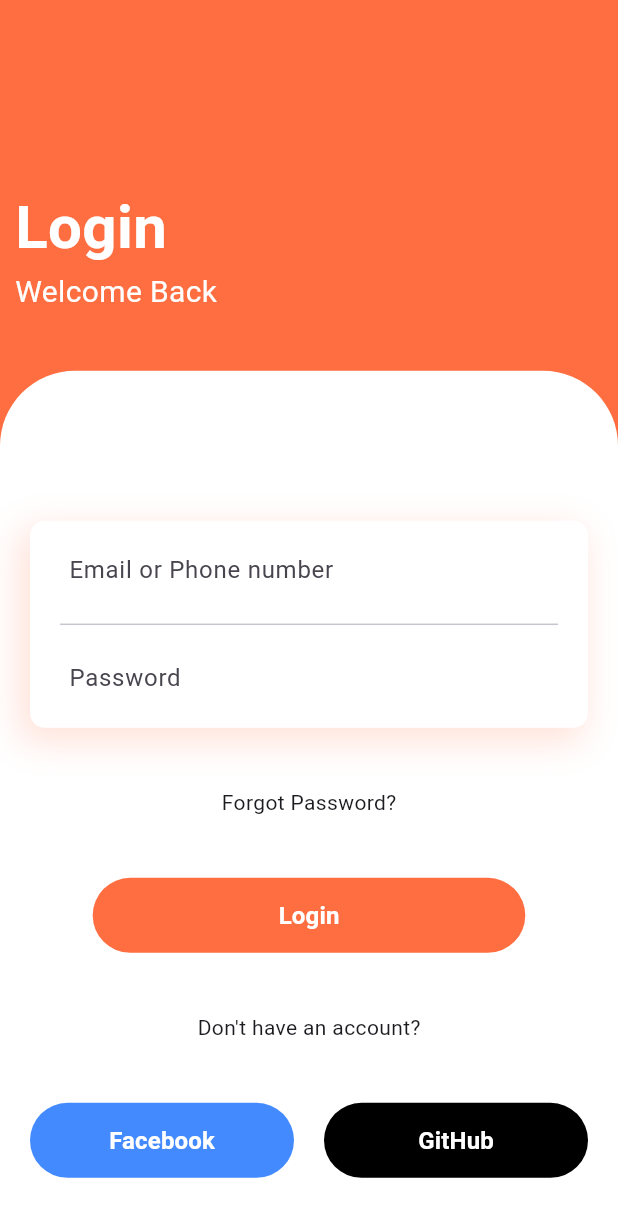
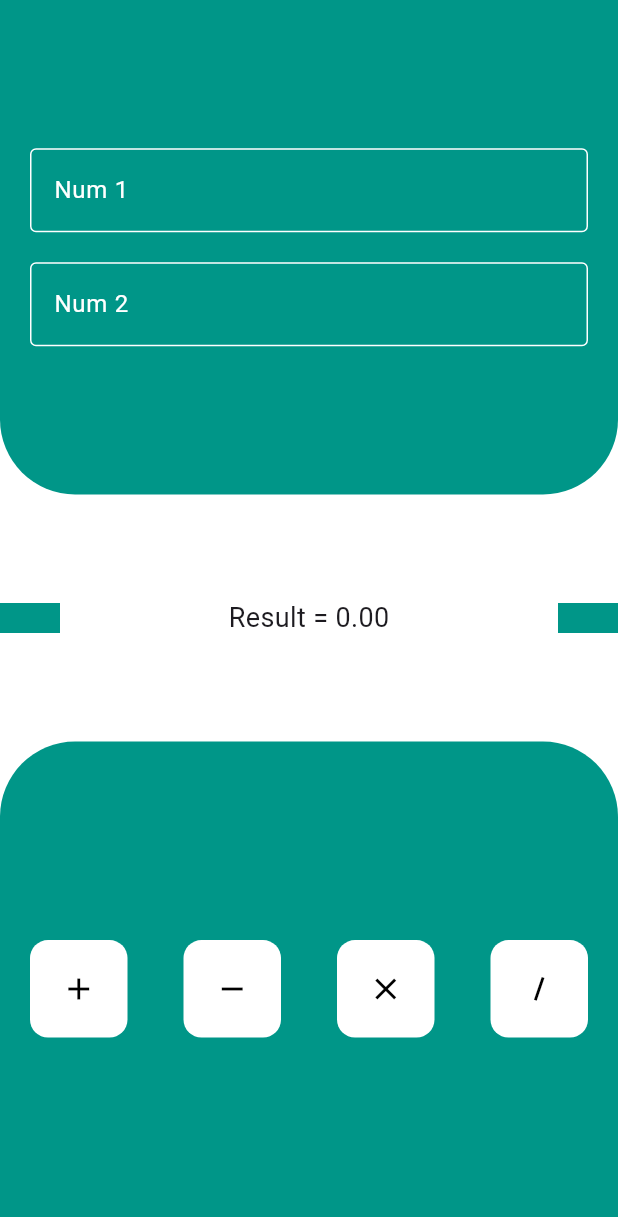
Before and after one commit to ahvvad/Array, a Flutter app: the screen it shows after launch, on a phone screen of 412 x 824 dp. Shown: the top 1217 px of the screen. Run offline on Flutter 3.47's test engine with Material 3 defaults, Android fonts, the phone set to English and light mode, and no system bars.

Commit message:
add Calc Task

```diff
--- a/analysis_options.yaml
+++ b/analysis_options.yaml
@@ -21,6 +21,7 @@ linter:
   # `// ignore_for_file: name_of_lint` syntax on the line or in the file
   # producing the lint.
   rules:
+    prefer_const_constructors: true
     # avoid_print: false  # Uncomment to disable the `avoid_print` rule
     # prefer_single_quotes: true  # Uncomment to enable the `prefer_single_quotes` rule
 
--- a/lib/main.dart
+++ b/lib/main.dart
@@ -1,5 +1,6 @@
 import 'package:flutter/material.dart';
-import 'package:test_app/pages/login/login_screen.dart';
+import 'package:test_app/pages/calculator/calc_screen.dart';
+// import 'package:test_app/pages/login/login_screen.dart';
 
 void main() {
   runApp(const MyApp());
@@ -10,10 +11,10 @@ class MyApp extends StatelessWidget {
 
   @override
   Widget build(BuildContext context) {
-    return MaterialApp(
+    return const MaterialApp(
       title: 'Array',
       debugShowCheckedModeBanner: false,
-      home: LoginScreen(),
+      home: CalcScreen(),
     );
   }
 }
--- /dev/null
+++ b/lib/pages/calculator/calc_screen.dart
@@ -0,0 +1,52 @@
+import 'package:flutter/material.dart';
+import 'widgets/calc_input_section.dart';
+import 'widgets/calc_result_display.dart';
+import 'widgets/calc_buttons_section.dart';
+
+class CalcScreen extends StatefulWidget {
+  const CalcScreen({super.key});
+
+  @override
+  State<CalcScreen> createState() => _CalcScreenState();
+}
+
+class _CalcScreenState extends State<CalcScreen> {
+  final TextEditingController num1Controller = TextEditingController();
+  final TextEditingController num2Controller = TextEditingController();
+  double result = 0;
+
+  void calculate(double res) {
+    setState(() {
+      result = res;
+    });
+  }
+
+  @override
+  Widget build(BuildContext context) {
+    double num1 = double.tryParse(num1Controller.text) ?? 0;
+    double num2 = double.tryParse(num2Controller.text) ?? 0;
+
+    return GestureDetector(
+      onTap: () => FocusScope.of(context).unfocus(),
+      child: Scaffold(
+        backgroundColor: Colors.white,
+        resizeToAvoidBottomInset: false,
+        body: Column(
+          mainAxisAlignment: MainAxisAlignment.spaceBetween,
+          children: [
+            CalcInputSection(
+              num1Controller: num1Controller,
+              num2Controller: num2Controller,
+            ),
+            CalcResultDisplay(result: result),
+            CalcButtonsSection(
+              onCalculate: calculate,
+              num1: num1,
+              num2: num2,
+            ),
+          ],
+        ),
+      ),
+    );
+  }
+}
--- /dev/null
+++ b/lib/pages/calculator/widgets/calc_buttons_section.dart
@@ -0,0 +1,78 @@
+import 'package:flutter/material.dart';
+
+class CalcButtonsSection extends StatefulWidget {
+  final Function(double) onCalculate;
+  final double num1, num2;
+
+  const CalcButtonsSection({
+    super.key,
+    required this.onCalculate,
+    required this.num1,
+    required this.num2,
+  });
+
+  @override
+  State<CalcButtonsSection> createState() => _CalcButtonsSectionState();
+}
+
+class _CalcButtonsSectionState extends State<CalcButtonsSection> {
+  int isActive = 0;
+
+  @override
+  Widget build(BuildContext context) {
+    return Align(
+      alignment: Alignment.bottomCenter,
+      child: Container(
+        decoration: const BoxDecoration(
+          color: Colors.teal,
+          borderRadius: BorderRadius.only(
+            topLeft: Radius.circular(50),
+            topRight: Radius.circular(50),
+          ),
+        ),
+        height: MediaQuery.of(context).size.height * 0.4,
+        width: double.infinity,
+        child: Padding(
+          padding: const EdgeInsets.symmetric(horizontal: 20.0),
+          child: Row(
+            mainAxisAlignment: MainAxisAlignment.spaceBetween,
+            children: [
+              customButton(Icons.add, (a, b) => a + b, 1),
+              customButton(Icons.remove, (a, b) => a - b, 2),
+              customButton(Icons.close, (a, b) => a * b, 3),
+              customButton(Icons.horizontal_rule,
+                  (a, b) => b == 0 ? double.nan : a / b, 4,
+                  rotate: true),
+            ],
+          ),
+        ),
+      ),
+    );
+  }
+
+  Widget customButton(
+      IconData icon, double Function(double, double) operation, int buttonIndex,
+      {bool rotate = false}) {
+    return GestureDetector(
+      onTap: () {
+        setState(() {
+          isActive = buttonIndex;
+        });
+        double result = operation(widget.num1, widget.num2);
+        widget.onCalculate(result);
+      },
+      child: Container(
+        height: 65,
+        width: 65,
+        decoration: BoxDecoration(
+          borderRadius: BorderRadius.circular(12),
+          color: isActive == buttonIndex ? Colors.green : Colors.white,
+        ),
+        child: rotate
+            ? Transform.rotate(
+                angle: 1.9, child: Icon(icon, color: Colors.black))
+            : Icon(icon, color: Colors.black),
+      ),
+    );
+  }
+}
--- /dev/null
+++ b/lib/pages/calculator/widgets/calc_input_section.dart
@@ -0,0 +1,67 @@
+import 'package:flutter/material.dart';
+
+class CalcInputSection extends StatefulWidget {
+  final TextEditingController num1Controller;
+  final TextEditingController num2Controller;
+  const CalcInputSection({
+    super.key,
+    required this.num1Controller,
+    required this.num2Controller,
+  });
+
+  @override
+  State<CalcInputSection> createState() => _CalcInputSectionState();
+}
+
+class _CalcInputSectionState extends State<CalcInputSection> {
+  @override
+  Widget build(BuildContext context) {
+    return Align(
+      alignment: Alignment.topCenter,
+      child: Container(
+        decoration: const BoxDecoration(
+          color: Colors.teal,
+          borderRadius: BorderRadius.only(
+            bottomLeft: Radius.circular(50),
+            bottomRight: Radius.circular(50),
+          ),
+        ),
+        height: MediaQuery.of(context).size.height * 0.4,
+        width: double.infinity,
+        child: Padding(
+          padding: const EdgeInsets.symmetric(horizontal: 20.0),
+          child: Column(
+            mainAxisAlignment: MainAxisAlignment.center,
+            children: [
+              TextField(
+                controller: widget.num1Controller,
+                keyboardType: TextInputType.number,
+                decoration: const InputDecoration(
+                  enabledBorder: OutlineInputBorder(
+                    borderSide: BorderSide(color: Colors.white),
+                  ),
+                  border: OutlineInputBorder(),
+                  hintText: 'Num 1',
+                  hintStyle: TextStyle(color: Colors.white),
+                ),
+              ),
+              const SizedBox(height: 20),
+              TextField(
+                controller: widget.num2Controller,
+                keyboardType: TextInputType.number,
+                decoration: const InputDecoration(
+                  enabledBorder: OutlineInputBorder(
+                    borderSide: BorderSide(color: Colors.white),
+                  ),
+                  border: OutlineInputBorder(),
+                  hintText: 'Num 2',
+                  hintStyle: TextStyle(color: Colors.white),
+                ),
+              ),
+            ],
+          ),
+        ),
+      ),
+    );
+  }
+}
--- /dev/null
+++ b/lib/pages/calculator/widgets/calc_result_display.dart
@@ -0,0 +1,32 @@
+import 'package:flutter/material.dart';
+
+class CalcResultDisplay extends StatelessWidget {
+  final double result;
+  const CalcResultDisplay({super.key, required this.result});
+
+  @override
+  Widget build(BuildContext context) {
+    return Align(
+      alignment: Alignment.center,
+      child: Row(
+        mainAxisAlignment: MainAxisAlignment.spaceBetween,
+        children: [
+          Container(
+            width: 40,
+            height: 20,
+            color: Colors.teal,
+          ),
+          Text(
+            'Result = ${result.isNaN ? "Error" : result.toStringAsFixed(2)}',
+            style: const TextStyle(fontSize: 18),
+          ),
+          Container(
+            width: 40,
+            height: 20,
+            color: Colors.teal,
+          ),
+        ],
+      ),
+    );
+  }
+}
--- a/lib/pages/login/login_screen.dart
+++ b/lib/pages/login/login_screen.dart
@@ -9,14 +9,17 @@ class LoginScreen extends StatelessWidget {
 
   @override
   Widget build(BuildContext context) {
-    return Scaffold(
-      resizeToAvoidBottomInset: false,
-      backgroundColor: Colors.deepOrangeAccent,
-      body: Stack(
-        children: [
-          const Header(),
-          const LoginForm(),
-        ],
+    return GestureDetector(
+      onTap: () => FocusScope.of(context).unfocus(),
+      child: const Scaffold(
+        resizeToAvoidBottomInset: false,
+        backgroundColor: Colors.deepOrangeAccent,
+        body: Stack(
+          children: [
+            Header(),
+            LoginForm(),
+          ],
+        ),
       ),
     );
   }
--- a/lib/pages/login/widgets/input_fields.dart
+++ b/lib/pages/login/widgets/input_fields.dart
@@ -23,8 +23,8 @@ class InputFields extends StatelessWidget {
             ),
           ],
         ),
-        child: Column(
-          children: const [
+        child: const Column(
+          children: [
             TextField(
               decoration: InputDecoration(
                 border: OutlineInputBorder(borderSide: BorderSide.none),
```
Also changed, not shown: 1 other file.
